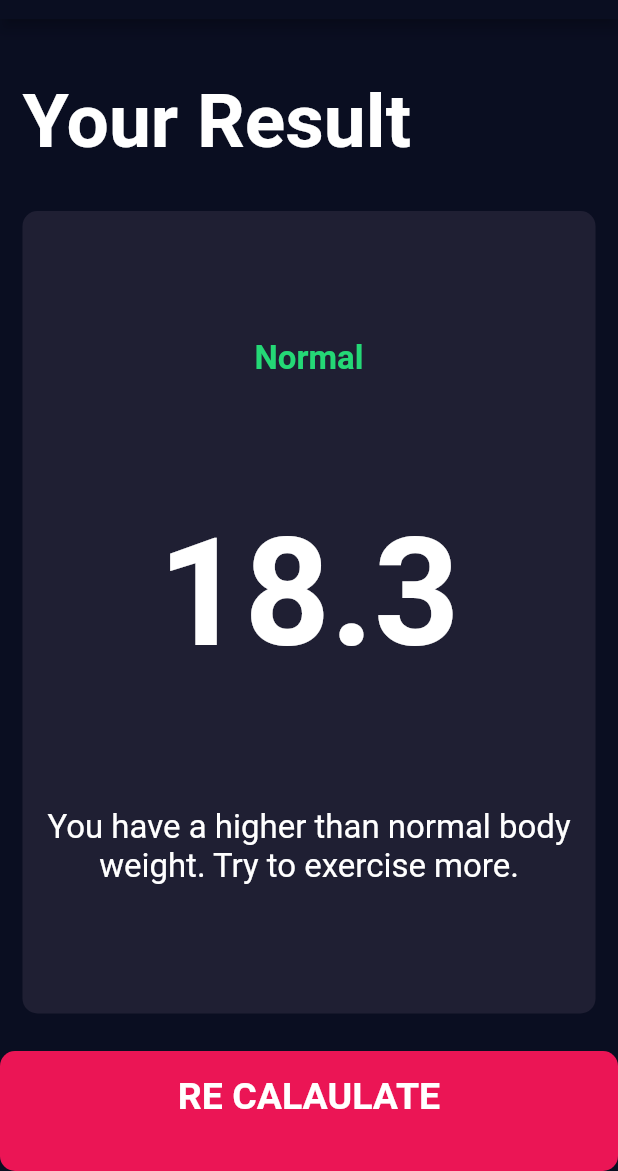
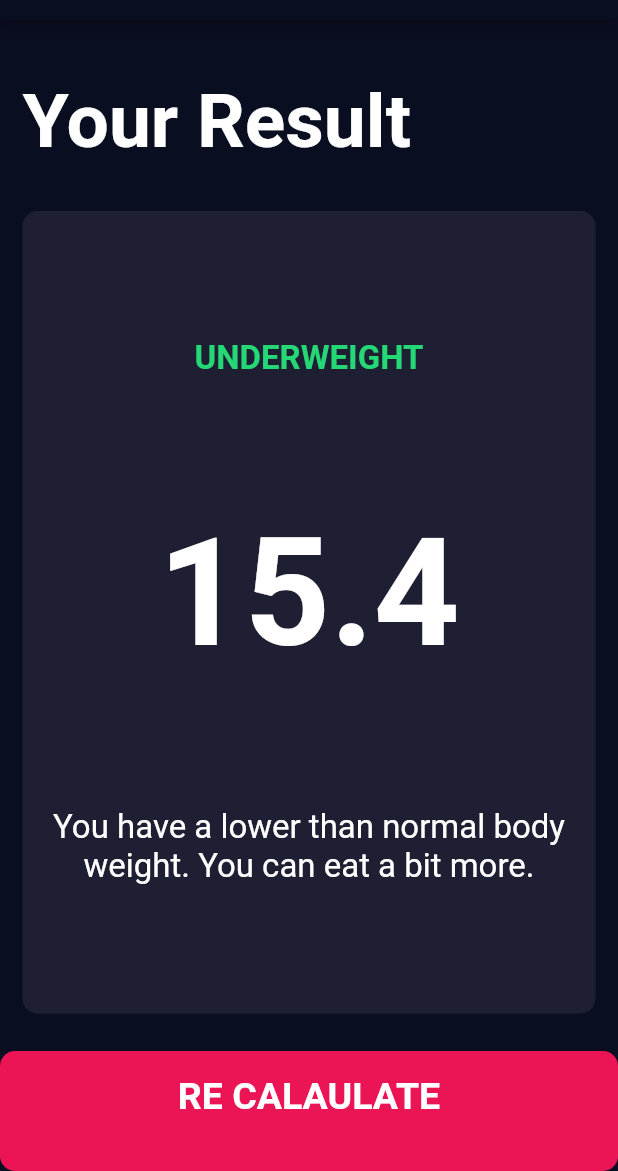
Before and after one commit to Mussa-Adolai/BMI_Calculater, a Flutter app: the screen it shows after launch, after a tap on "CALCULATOR", on a phone screen of 412 x 824 dp, the part 65-1236 px from its top. Run offline on Flutter 3.47's test engine with Material 2 defaults, Android fonts, the phone set to English and light mode, and no system bars; our stand-ins replace font_awesome_flutter.

Commit message:
Calculator brain finish - Complete Project

```diff
--- /dev/null
+++ b/lib/bmi_brain.dart
@@ -0,0 +1,33 @@
+import 'dart:math';
+
+class CalculatorBrain {
+  CalculatorBrain({required this.height, required this.weight});
+  final int height;
+  final int weight;
+  double _bmi = 0.0;
+
+  String calculateBMI() {
+    _bmi = weight / pow(height / 100, 2);
+    return _bmi.toStringAsFixed(1);
+  }
+
+  String getResult() {
+    if (_bmi >= 25) {
+      return 'Overweight';
+    } else if (_bmi > 18.5) {
+      return 'Normal';
+    } else {
+      return 'Underweight';
+    }
+  }
+
+  String getInterpretation() {
+    if (_bmi >= 25) {
+      return 'You have a higher than normal body weight. Try to exercise more.';
+    } else if (_bmi > 18.5) {
+      return 'You have a normal body weight. Good job!';
+    } else {
+      return 'You have a lower than normal body weight. You can eat a bit more.';
+    }
+  }
+}
--- a/lib/components/bottom_button.dart
+++ b/lib/components/bottom_button.dart
@@ -1,4 +1,4 @@
-// ignore_for_file: prefer_const_constructors
+// ignore_for_file: prefer_const_constructors, prefer_const_constructors_in_immutables, use_key_in_widget_constructors
 
 import 'package:flutter/material.dart';
 import 'constants.dart';
@@ -7,8 +7,7 @@ class BottomButton extends StatelessWidget {
   final Function onTap;
   final String buttonTitle;
 
-  const BottomButton(
-      {super.key, required this.onTap, required this.buttonTitle});
+  BottomButton({required this.onTap, required this.buttonTitle});
   @override
   Widget build(BuildContext context) {
     return GestureDetector(
--- a/lib/main.dart
+++ b/lib/main.dart
@@ -2,8 +2,15 @@
 
 import 'package:flutter/material.dart';
 import 'screens/input_page.dart';
+import 'package:flutter/services.dart';
 
 void main() {
+  WidgetsFlutterBinding.ensureInitialized();
+  SystemChrome.setPreferredOrientations([
+    //Only portrait Orientation
+    DeviceOrientation.portraitUp,
+    DeviceOrientation.portraitDown,
+  ]);
   runApp(const BMICalculater());
 }
 
--- a/lib/screens/input_page.dart
+++ b/lib/screens/input_page.dart
@@ -8,6 +8,7 @@ import '../reusable_card.dart';
 import '../components/constants.dart';
 import 'result_page.dart';
 import '../components/round_icon.dart';
+import 'package:calculater_bmi/bmi_brain.dart';
 
 enum Gender {
   male,
@@ -222,12 +223,16 @@ class _InputpageState extends State<Inputpage> {
           ),
           BottomButton(
             onTap: () {
+              CalculatorBrain calc =
+                  CalculatorBrain(height: hight, weight: weight);
               Navigator.push(
                 context,
                 MaterialPageRoute(
-                  builder: (context) {
-                    return ResultPage();
-                  },
+                  builder: (context) => ResultPage(
+                    bmiResult: calc.calculateBMI(),
+                    resultText: calc.getResult(),
+                    interpretatin: calc.getInterpretation(),
+                  ),
                 ),
               );
             },
--- a/lib/screens/result_page.dart
+++ b/lib/screens/result_page.dart
@@ -7,6 +7,14 @@ import '../components/constants.dart';
 import '../reusable_card.dart';
 
 class ResultPage extends StatelessWidget {
+  final String bmiResult;
+  final String resultText;
+  final String interpretatin;
+
+  const ResultPage(
+      {required this.bmiResult,
+      required this.resultText,
+      required this.interpretatin});
   @override
   Widget build(BuildContext context) {
     return Scaffold(
@@ -37,15 +45,15 @@ class ResultPage extends StatelessWidget {
                 crossAxisAlignment: CrossAxisAlignment.center,
                 children: <Widget>[
                   Text(
-                    'Normal',
+                    resultText.toUpperCase(), //   normal
                     style: kResultTextStyle,
                   ),
                   Text(
-                    '18.3',
+                    bmiResult, // number
                     style: kBMITextStyle,
                   ),
                   Text(
-                    'You have a higher than normal body weight. Try to exercise more.',
+                    interpretatin,
                     textAlign: TextAlign.center,
                     style: kBodyTextStyle,
                   ),
```
